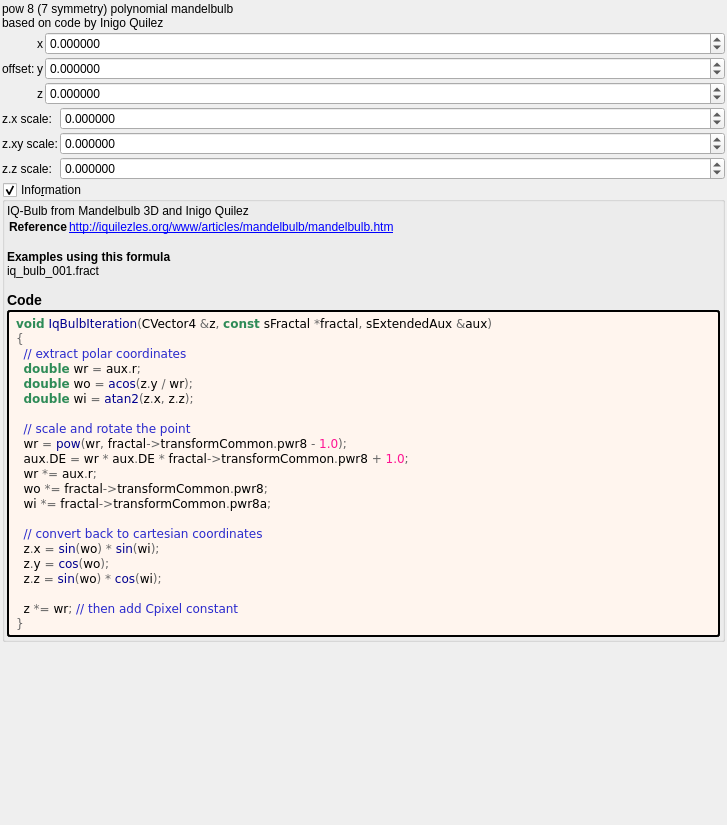
Above: mandelbulber2/formula/ui/mandelbulb_iq_pow8.ui from buddhi1980/mandelbulber2 before the change. Below: the same form after it.
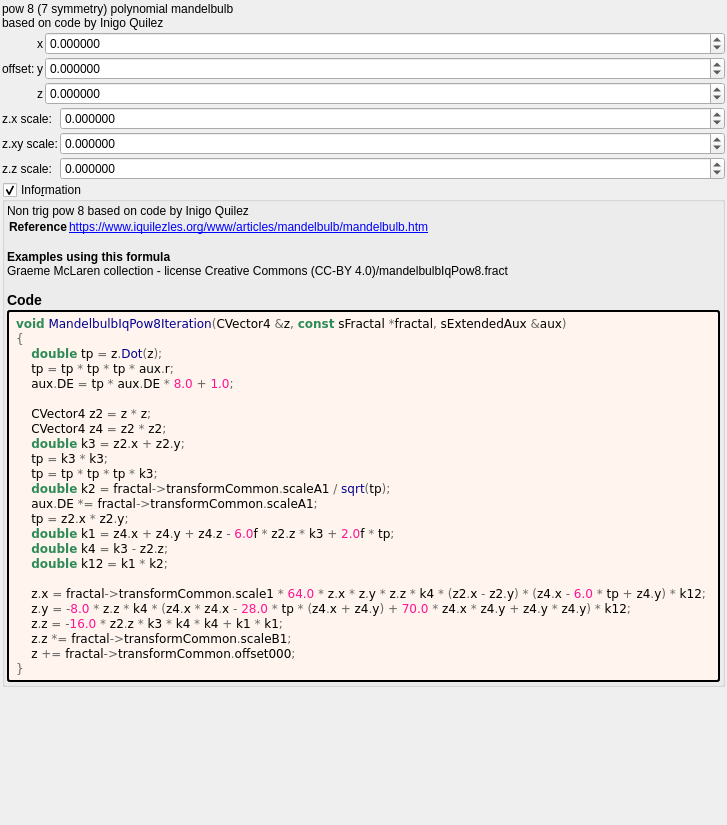
That is the form after the change. Custom widgets are drawn as their Qt base class.

```diff
--- a/mandelbulber2/formula/ui/mandelbulb_iq_pow8.ui
+++ b/mandelbulber2/formula/ui/mandelbulb_iq_pow8.ui
@@ -298,11 +298,11 @@
       <item>
        <widget class="QLabel" name="label_information_general">
         <property name="text">
-         <string notr="true">&lt;p&gt;IQ-Bulb from Mandelbulb 3D and Inigo Quilez&lt;/p&gt;&lt;table&gt;
-&lt;tr&gt;&lt;th&gt;Reference&lt;/th&gt;&lt;td&gt;&lt;a href=&quot;http://iquilezles.org/www/articles/mandelbulb/mandelbulb.htm&quot;&gt;http://iquilezles.org/www/articles/mandelbulb/mandelbulb.htm&lt;br&gt;
+         <string notr="true">&lt;p&gt;Non trig pow 8 based on code by Inigo Quilez&lt;/p&gt;&lt;table&gt;
+&lt;tr&gt;&lt;th&gt;Reference&lt;/th&gt;&lt;td&gt;&lt;a href=&quot;https://www.iquilezles.org/www/articles/mandelbulb/mandelbulb.htm&quot;&gt;https://www.iquilezles.org/www/articles/mandelbulb/mandelbulb.htm&lt;br&gt;
 &lt;/td&gt;&lt;/tr&gt;
 &lt;/table&gt;
-&lt;br&gt;&lt;b&gt;Examples using this formula&lt;/b&gt;&lt;br&gt;iq_bulb_001.fract&lt;h3&gt;Code&lt;/h3&gt;</string>
+&lt;br&gt;&lt;b&gt;Examples using this formula&lt;/b&gt;&lt;br&gt;Graeme McLaren  collection - license Creative Commons  (CC-BY 4.0)/mandelbulbIqPow8.fract&lt;h3&gt;Code&lt;/h3&gt;</string>
         </property>
         <property name="wordWrap">
          <bool>true</bool>
@@ -322,26 +322,29 @@
         </property>
         <property name="text">
          <string notr="true">&lt;body style=&quot;background-color:#fff5ee&quot;&gt;
-&lt;pre style=&quot;color:#000000; background-color:#fff5ee;  font-family:'Courier New',monospace;&quot;&gt;&lt;span style=&quot;color:#2e8b57; font-weight:bold&quot;&gt;void&lt;/span&gt; &lt;span style=&quot;color:#00008f&quot;&gt;IqBulbIteration&lt;/span&gt;&lt;span style=&quot;color:#676767&quot;&gt;(&lt;/span&gt;CVector4 &lt;span style=&quot;color:#676767&quot;&gt;&amp;amp;&lt;/span&gt;z&lt;span style=&quot;color:#676767&quot;&gt;,&lt;/span&gt; &lt;span style=&quot;color:#2e8b57; font-weight:bold&quot;&gt;const&lt;/span&gt; sFractal &lt;span style=&quot;color:#676767&quot;&gt;*&lt;/span&gt;fractal&lt;span style=&quot;color:#676767&quot;&gt;,&lt;/span&gt; sExtendedAux &lt;span style=&quot;color:#676767&quot;&gt;&amp;amp;&lt;/span&gt;aux&lt;span style=&quot;color:#676767&quot;&gt;)&lt;/span&gt;
+&lt;pre style=&quot;color:#000000; background-color:#fff5ee;  font-family:'Courier New',monospace;&quot;&gt;&lt;span style=&quot;color:#2e8b57; font-weight:bold&quot;&gt;void&lt;/span&gt; &lt;span style=&quot;color:#00008f&quot;&gt;MandelbulbIqPow8Iteration&lt;/span&gt;&lt;span style=&quot;color:#676767&quot;&gt;(&lt;/span&gt;CVector4 &lt;span style=&quot;color:#676767&quot;&gt;&amp;amp;&lt;/span&gt;z&lt;span style=&quot;color:#676767&quot;&gt;,&lt;/span&gt; &lt;span style=&quot;color:#2e8b57; font-weight:bold&quot;&gt;const&lt;/span&gt; sFractal &lt;span style=&quot;color:#676767&quot;&gt;*&lt;/span&gt;fractal&lt;span style=&quot;color:#676767&quot;&gt;,&lt;/span&gt; sExtendedAux &lt;span style=&quot;color:#676767&quot;&gt;&amp;amp;&lt;/span&gt;aux&lt;span style=&quot;color:#676767&quot;&gt;)&lt;/span&gt;
 &lt;span style=&quot;color:#676767&quot;&gt;{&lt;/span&gt;
-  &lt;span style=&quot;color:#2929cc&quot;&gt;// extract polar coordinates&lt;/span&gt;
-  &lt;span style=&quot;color:#2e8b57; font-weight:bold&quot;&gt;double&lt;/span&gt; wr &lt;span style=&quot;color:#676767&quot;&gt;=&lt;/span&gt; aux&lt;span style=&quot;color:#676767&quot;&gt;.&lt;/span&gt;r&lt;span style=&quot;color:#676767&quot;&gt;;&lt;/span&gt;
-  &lt;span style=&quot;color:#2e8b57; font-weight:bold&quot;&gt;double&lt;/span&gt; wo &lt;span style=&quot;color:#676767&quot;&gt;=&lt;/span&gt; &lt;span style=&quot;color:#00008f&quot;&gt;acos&lt;/span&gt;&lt;span style=&quot;color:#676767&quot;&gt;(&lt;/span&gt;z&lt;span style=&quot;color:#676767&quot;&gt;.&lt;/span&gt;y &lt;span style=&quot;color:#676767&quot;&gt;/&lt;/span&gt; wr&lt;span style=&quot;color:#676767&quot;&gt;);&lt;/span&gt;
-  &lt;span style=&quot;color:#2e8b57; font-weight:bold&quot;&gt;double&lt;/span&gt; wi &lt;span style=&quot;color:#676767&quot;&gt;=&lt;/span&gt; &lt;span style=&quot;color:#00008f&quot;&gt;atan2&lt;/span&gt;&lt;span style=&quot;color:#676767&quot;&gt;(&lt;/span&gt;z&lt;span style=&quot;color:#676767&quot;&gt;.&lt;/span&gt;x&lt;span style=&quot;color:#676767&quot;&gt;,&lt;/span&gt; z&lt;span style=&quot;color:#676767&quot;&gt;.&lt;/span&gt;z&lt;span style=&quot;color:#676767&quot;&gt;);&lt;/span&gt;
+    &lt;span style=&quot;color:#2e8b57; font-weight:bold&quot;&gt;double&lt;/span&gt; tp &lt;span style=&quot;color:#676767&quot;&gt;=&lt;/span&gt; z&lt;span style=&quot;color:#676767&quot;&gt;.&lt;/span&gt;&lt;span style=&quot;color:#00008f&quot;&gt;Dot&lt;/span&gt;&lt;span style=&quot;color:#676767&quot;&gt;(&lt;/span&gt;z&lt;span style=&quot;color:#676767&quot;&gt;);&lt;/span&gt;
+    tp &lt;span style=&quot;color:#676767&quot;&gt;=&lt;/span&gt; tp &lt;span style=&quot;color:#676767&quot;&gt;*&lt;/span&gt; tp &lt;span style=&quot;color:#676767&quot;&gt;*&lt;/span&gt; tp &lt;span style=&quot;color:#676767&quot;&gt;*&lt;/span&gt; aux&lt;span style=&quot;color:#676767&quot;&gt;.&lt;/span&gt;r&lt;span style=&quot;color:#676767&quot;&gt;;&lt;/span&gt;
+    aux&lt;span style=&quot;color:#676767&quot;&gt;.&lt;/span&gt;DE &lt;span style=&quot;color:#676767&quot;&gt;=&lt;/span&gt; tp &lt;span style=&quot;color:#676767&quot;&gt;*&lt;/span&gt; aux&lt;span style=&quot;color:#676767&quot;&gt;.&lt;/span&gt;DE &lt;span style=&quot;color:#676767&quot;&gt;*&lt;/span&gt; &lt;span style=&quot;color:#ff1493&quot;&gt;8.0&lt;/span&gt; &lt;span style=&quot;color:#676767&quot;&gt;+&lt;/span&gt; &lt;span style=&quot;color:#ff1493&quot;&gt;1.0&lt;/span&gt;&lt;span style=&quot;color:#676767&quot;&gt;;&lt;/span&gt;
 
-  &lt;span style=&quot;color:#2929cc&quot;&gt;// scale and rotate the point&lt;/span&gt;
-  wr &lt;span style=&quot;color:#676767&quot;&gt;=&lt;/span&gt; &lt;span style=&quot;color:#00008f&quot;&gt;pow&lt;/span&gt;&lt;span style=&quot;color:#676767&quot;&gt;(&lt;/span&gt;wr&lt;span style=&quot;color:#676767&quot;&gt;,&lt;/span&gt; fractal&lt;span style=&quot;color:#676767&quot;&gt;-&amp;gt;&lt;/span&gt;transformCommon&lt;span style=&quot;color:#676767&quot;&gt;.&lt;/span&gt;pwr8 &lt;span style=&quot;color:#676767&quot;&gt;-&lt;/span&gt; &lt;span style=&quot;color:#ff1493&quot;&gt;1.0&lt;/span&gt;&lt;span style=&quot;color:#676767&quot;&gt;);&lt;/span&gt;
-  aux&lt;span style=&quot;color:#676767&quot;&gt;.&lt;/span&gt;DE &lt;span style=&quot;color:#676767&quot;&gt;=&lt;/span&gt; wr &lt;span style=&quot;color:#676767&quot;&gt;*&lt;/span&gt; aux&lt;span style=&quot;color:#676767&quot;&gt;.&lt;/span&gt;DE &lt;span style=&quot;color:#676767&quot;&gt;*&lt;/span&gt; fractal&lt;span style=&quot;color:#676767&quot;&gt;-&amp;gt;&lt;/span&gt;transformCommon&lt;span style=&quot;color:#676767&quot;&gt;.&lt;/span&gt;pwr8 &lt;span style=&quot;color:#676767&quot;&gt;+&lt;/span&gt; &lt;span style=&quot;color:#ff1493&quot;&gt;1.0&lt;/span&gt;&lt;span style=&quot;color:#676767&quot;&gt;;&lt;/span&gt;
-  wr &lt;span style=&quot;color:#676767&quot;&gt;*=&lt;/span&gt; aux&lt;span style=&quot;color:#676767&quot;&gt;.&lt;/span&gt;r&lt;span style=&quot;color:#676767&quot;&gt;;&lt;/span&gt;
-  wo &lt;span style=&quot;color:#676767&quot;&gt;*=&lt;/span&gt; fractal&lt;span style=&quot;color:#676767&quot;&gt;-&amp;gt;&lt;/span&gt;transformCommon&lt;span style=&quot;color:#676767&quot;&gt;.&lt;/span&gt;pwr8&lt;span style=&quot;color:#676767&quot;&gt;;&lt;/span&gt;
-  wi &lt;span style=&quot;color:#676767&quot;&gt;*=&lt;/span&gt; fractal&lt;span style=&quot;color:#676767&quot;&gt;-&amp;gt;&lt;/span&gt;transformCommon&lt;span style=&quot;color:#676767&quot;&gt;.&lt;/span&gt;pwr8a&lt;span style=&quot;color:#676767&quot;&gt;;&lt;/span&gt;
+    CVector4 z2 &lt;span style=&quot;color:#676767&quot;&gt;=&lt;/span&gt; z &lt;span style=&quot;color:#676767&quot;&gt;*&lt;/span&gt; z&lt;span style=&quot;color:#676767&quot;&gt;;&lt;/span&gt;
+    CVector4 z4 &lt;span style=&quot;color:#676767&quot;&gt;=&lt;/span&gt; z2 &lt;span style=&quot;color:#676767&quot;&gt;*&lt;/span&gt; z2&lt;span style=&quot;color:#676767&quot;&gt;;&lt;/span&gt;
+    &lt;span style=&quot;color:#2e8b57; font-weight:bold&quot;&gt;double&lt;/span&gt; k3 &lt;span style=&quot;color:#676767&quot;&gt;=&lt;/span&gt; z2&lt;span style=&quot;color:#676767&quot;&gt;.&lt;/span&gt;x &lt;span style=&quot;color:#676767&quot;&gt;+&lt;/span&gt; z2&lt;span style=&quot;color:#676767&quot;&gt;.&lt;/span&gt;y&lt;span style=&quot;color:#676767&quot;&gt;;&lt;/span&gt;
+    tp &lt;span style=&quot;color:#676767&quot;&gt;=&lt;/span&gt; k3 &lt;span style=&quot;color:#676767&quot;&gt;*&lt;/span&gt; k3&lt;span style=&quot;color:#676767&quot;&gt;;&lt;/span&gt;
+    tp &lt;span style=&quot;color:#676767&quot;&gt;=&lt;/span&gt; tp &lt;span style=&quot;color:#676767&quot;&gt;*&lt;/span&gt; tp &lt;span style=&quot;color:#676767&quot;&gt;*&lt;/span&gt; tp &lt;span style=&quot;color:#676767&quot;&gt;*&lt;/span&gt; k3&lt;span style=&quot;color:#676767&quot;&gt;;&lt;/span&gt;
+    &lt;span style=&quot;color:#2e8b57; font-weight:bold&quot;&gt;double&lt;/span&gt; k2 &lt;span style=&quot;color:#676767&quot;&gt;=&lt;/span&gt; fractal&lt;span style=&quot;color:#676767&quot;&gt;-&amp;gt;&lt;/span&gt;transformCommon&lt;span style=&quot;color:#676767&quot;&gt;.&lt;/span&gt;scaleA1 &lt;span style=&quot;color:#676767&quot;&gt;/&lt;/span&gt; &lt;span style=&quot;color:#00008f&quot;&gt;sqrt&lt;/span&gt;&lt;span style=&quot;color:#676767&quot;&gt;(&lt;/span&gt;tp&lt;span style=&quot;color:#676767&quot;&gt;);&lt;/span&gt;
+    aux&lt;span style=&quot;color:#676767&quot;&gt;.&lt;/span&gt;DE &lt;span style=&quot;color:#676767&quot;&gt;*=&lt;/span&gt; fractal&lt;span style=&quot;color:#676767&quot;&gt;-&amp;gt;&lt;/span&gt;transformCommon&lt;span style=&quot;color:#676767&quot;&gt;.&lt;/span&gt;scaleA1&lt;span style=&quot;color:#676767&quot;&gt;;&lt;/span&gt;
+    tp &lt;span style=&quot;color:#676767&quot;&gt;=&lt;/span&gt; z2&lt;span style=&quot;color:#676767&quot;&gt;.&lt;/span&gt;x &lt;span style=&quot;color:#676767&quot;&gt;*&lt;/span&gt; z2&lt;span style=&quot;color:#676767&quot;&gt;.&lt;/span&gt;y&lt;span style=&quot;color:#676767&quot;&gt;;&lt;/span&gt;
+    &lt;span style=&quot;color:#2e8b57; font-weight:bold&quot;&gt;double&lt;/span&gt; k1 &lt;span style=&quot;color:#676767&quot;&gt;=&lt;/span&gt; z4&lt;span style=&quot;color:#676767&quot;&gt;.&lt;/span&gt;x &lt;span style=&quot;color:#676767&quot;&gt;+&lt;/span&gt; z4&lt;span style=&quot;color:#676767&quot;&gt;.&lt;/span&gt;y &lt;span style=&quot;color:#676767&quot;&gt;+&lt;/span&gt; z4&lt;span style=&quot;color:#676767&quot;&gt;.&lt;/span&gt;z &lt;span style=&quot;color:#676767&quot;&gt;-&lt;/span&gt; &lt;span style=&quot;color:#ff1493&quot;&gt;6.0&lt;/span&gt;f &lt;span style=&quot;color:#676767&quot;&gt;*&lt;/span&gt; z2&lt;span style=&quot;color:#676767&quot;&gt;.&lt;/span&gt;z &lt;span style=&quot;color:#676767&quot;&gt;*&lt;/span&gt; k3 &lt;span style=&quot;color:#676767&quot;&gt;+&lt;/span&gt; &lt;span style=&quot;color:#ff1493&quot;&gt;2.0&lt;/span&gt;f &lt;span style=&quot;color:#676767&quot;&gt;*&lt;/span&gt; tp&lt;span style=&quot;color:#676767&quot;&gt;;&lt;/span&gt;
+    &lt;span style=&quot;color:#2e8b57; font-weight:bold&quot;&gt;double&lt;/span&gt; k4 &lt;span style=&quot;color:#676767&quot;&gt;=&lt;/span&gt; k3 &lt;span style=&quot;color:#676767&quot;&gt;-&lt;/span&gt; z2&lt;span style=&quot;color:#676767&quot;&gt;.&lt;/span&gt;z&lt;span style=&quot;color:#676767&quot;&gt;;&lt;/span&gt;
+    &lt;span style=&quot;color:#2e8b57; font-weight:bold&quot;&gt;double&lt;/span&gt; k12 &lt;span style=&quot;color:#676767&quot;&gt;=&lt;/span&gt; k1 &lt;span style=&quot;color:#676767&quot;&gt;*&lt;/span&gt; k2&lt;span style=&quot;color:#676767&quot;&gt;;&lt;/span&gt;
 
-  &lt;span style=&quot;color:#2929cc&quot;&gt;// convert back to cartesian coordinates&lt;/span&gt;
-  z&lt;span style=&quot;color:#676767&quot;&gt;.&lt;/span&gt;x &lt;span style=&quot;color:#676767&quot;&gt;=&lt;/span&gt; &lt;span style=&quot;color:#00008f&quot;&gt;sin&lt;/span&gt;&lt;span style=&quot;color:#676767&quot;&gt;(&lt;/span&gt;wo&lt;span style=&quot;color:#676767&quot;&gt;) *&lt;/span&gt; &lt;span style=&quot;color:#00008f&quot;&gt;sin&lt;/span&gt;&lt;span style=&quot;color:#676767&quot;&gt;(&lt;/span&gt;wi&lt;span style=&quot;color:#676767&quot;&gt;);&lt;/span&gt;
-  z&lt;span style=&quot;color:#676767&quot;&gt;.&lt;/span&gt;y &lt;span style=&quot;color:#676767&quot;&gt;=&lt;/span&gt; &lt;span style=&quot;color:#00008f&quot;&gt;cos&lt;/span&gt;&lt;span style=&quot;color:#676767&quot;&gt;(&lt;/span&gt;wo&lt;span style=&quot;color:#676767&quot;&gt;);&lt;/span&gt;
-  z&lt;span style=&quot;color:#676767&quot;&gt;.&lt;/span&gt;z &lt;span style=&quot;color:#676767&quot;&gt;=&lt;/span&gt; &lt;span style=&quot;color:#00008f&quot;&gt;sin&lt;/span&gt;&lt;span style=&quot;color:#676767&quot;&gt;(&lt;/span&gt;wo&lt;span style=&quot;color:#676767&quot;&gt;) *&lt;/span&gt; &lt;span style=&quot;color:#00008f&quot;&gt;cos&lt;/span&gt;&lt;span style=&quot;color:#676767&quot;&gt;(&lt;/span&gt;wi&lt;span style=&quot;color:#676767&quot;&gt;);&lt;/span&gt;
-
-  z &lt;span style=&quot;color:#676767&quot;&gt;*=&lt;/span&gt; wr&lt;span style=&quot;color:#676767&quot;&gt;;&lt;/span&gt; &lt;span style=&quot;color:#2929cc&quot;&gt;// then add Cpixel constant&lt;/span&gt;
+    z&lt;span style=&quot;color:#676767&quot;&gt;.&lt;/span&gt;x &lt;span style=&quot;color:#676767&quot;&gt;=&lt;/span&gt; fractal&lt;span style=&quot;color:#676767&quot;&gt;-&amp;gt;&lt;/span&gt;transformCommon&lt;span style=&quot;color:#676767&quot;&gt;.&lt;/span&gt;scale1 &lt;span style=&quot;color:#676767&quot;&gt;*&lt;/span&gt; &lt;span style=&quot;color:#ff1493&quot;&gt;64.0&lt;/span&gt; &lt;span style=&quot;color:#676767&quot;&gt;*&lt;/span&gt; z&lt;span style=&quot;color:#676767&quot;&gt;.&lt;/span&gt;x &lt;span style=&quot;color:#676767&quot;&gt;*&lt;/span&gt; z&lt;span style=&quot;color:#676767&quot;&gt;.&lt;/span&gt;y &lt;span style=&quot;color:#676767&quot;&gt;*&lt;/span&gt; z&lt;span style=&quot;color:#676767&quot;&gt;.&lt;/span&gt;z &lt;span style=&quot;color:#676767&quot;&gt;*&lt;/span&gt; k4 &lt;span style=&quot;color:#676767&quot;&gt;* (&lt;/span&gt;z2&lt;span style=&quot;color:#676767&quot;&gt;.&lt;/span&gt;x &lt;span style=&quot;color:#676767&quot;&gt;-&lt;/span&gt; z2&lt;span style=&quot;color:#676767&quot;&gt;.&lt;/span&gt;y&lt;span style=&quot;color:#676767&quot;&gt;) * (&lt;/span&gt;z4&lt;span style=&quot;color:#676767&quot;&gt;.&lt;/span&gt;x &lt;span style=&quot;color:#676767&quot;&gt;-&lt;/span&gt; &lt;span style=&quot;color:#ff1493&quot;&gt;6.0&lt;/span&gt; &lt;span style=&quot;color:#676767&quot;&gt;*&lt;/span&gt; tp &lt;span style=&quot;color:#676767&quot;&gt;+&lt;/span&gt; z4&lt;span style=&quot;color:#676767&quot;&gt;.&lt;/span&gt;y&lt;span style=&quot;color:#676767&quot;&gt;) *&lt;/span&gt; k12&lt;span style=&quot;color:#676767&quot;&gt;;&lt;/span&gt;
+    z&lt;span style=&quot;color:#676767&quot;&gt;.&lt;/span&gt;y &lt;span style=&quot;color:#676767&quot;&gt;= -&lt;/span&gt;&lt;span style=&quot;color:#ff1493&quot;&gt;8.0&lt;/span&gt; &lt;span style=&quot;color:#676767&quot;&gt;*&lt;/span&gt; z&lt;span style=&quot;color:#676767&quot;&gt;.&lt;/span&gt;z &lt;span style=&quot;color:#676767&quot;&gt;*&lt;/span&gt; k4 &lt;span style=&quot;color:#676767&quot;&gt;* (&lt;/span&gt;z4&lt;span style=&quot;color:#676767&quot;&gt;.&lt;/span&gt;x &lt;span style=&quot;color:#676767&quot;&gt;*&lt;/span&gt; z4&lt;span style=&quot;color:#676767&quot;&gt;.&lt;/span&gt;x &lt;span style=&quot;color:#676767&quot;&gt;-&lt;/span&gt; &lt;span style=&quot;color:#ff1493&quot;&gt;28.0&lt;/span&gt; &lt;span style=&quot;color:#676767&quot;&gt;*&lt;/span&gt; tp &lt;span style=&quot;color:#676767&quot;&gt;* (&lt;/span&gt;z4&lt;span style=&quot;color:#676767&quot;&gt;.&lt;/span&gt;x &lt;span style=&quot;color:#676767&quot;&gt;+&lt;/span&gt; z4&lt;span style=&quot;color:#676767&quot;&gt;.&lt;/span&gt;y&lt;span style=&quot;color:#676767&quot;&gt;) +&lt;/span&gt; &lt;span style=&quot;color:#ff1493&quot;&gt;70.0&lt;/span&gt; &lt;span style=&quot;color:#676767&quot;&gt;*&lt;/span&gt; z4&lt;span style=&quot;color:#676767&quot;&gt;.&lt;/span&gt;x &lt;span style=&quot;color:#676767&quot;&gt;*&lt;/span&gt; z4&lt;span style=&quot;color:#676767&quot;&gt;.&lt;/span&gt;y &lt;span style=&quot;color:#676767&quot;&gt;+&lt;/span&gt; z4&lt;span style=&quot;color:#676767&quot;&gt;.&lt;/span&gt;y &lt;span style=&quot;color:#676767&quot;&gt;*&lt;/span&gt; z4&lt;span style=&quot;color:#676767&quot;&gt;.&lt;/span&gt;y&lt;span style=&quot;color:#676767&quot;&gt;) *&lt;/span&gt; k12&lt;span style=&quot;color:#676767&quot;&gt;;&lt;/span&gt;
+    z&lt;span style=&quot;color:#676767&quot;&gt;.&lt;/span&gt;z &lt;span style=&quot;color:#676767&quot;&gt;= -&lt;/span&gt;&lt;span style=&quot;color:#ff1493&quot;&gt;16.0&lt;/span&gt; &lt;span style=&quot;color:#676767&quot;&gt;*&lt;/span&gt; z2&lt;span style=&quot;color:#676767&quot;&gt;.&lt;/span&gt;z &lt;span style=&quot;color:#676767&quot;&gt;*&lt;/span&gt; k3 &lt;span style=&quot;color:#676767&quot;&gt;*&lt;/span&gt; k4 &lt;span style=&quot;color:#676767&quot;&gt;*&lt;/span&gt; k4 &lt;span style=&quot;color:#676767&quot;&gt;+&lt;/span&gt; k1 &lt;span style=&quot;color:#676767&quot;&gt;*&lt;/span&gt; k1&lt;span style=&quot;color:#676767&quot;&gt;;&lt;/span&gt;
+    z&lt;span style=&quot;color:#676767&quot;&gt;.&lt;/span&gt;z &lt;span style=&quot;color:#676767&quot;&gt;*=&lt;/span&gt; fractal&lt;span style=&quot;color:#676767&quot;&gt;-&amp;gt;&lt;/span&gt;transformCommon&lt;span style=&quot;color:#676767&quot;&gt;.&lt;/span&gt;scaleB1&lt;span style=&quot;color:#676767&quot;&gt;;&lt;/span&gt;
+    z &lt;span style=&quot;color:#676767&quot;&gt;+=&lt;/span&gt; fractal&lt;span style=&quot;color:#676767&quot;&gt;-&amp;gt;&lt;/span&gt;transformCommon&lt;span style=&quot;color:#676767&quot;&gt;.&lt;/span&gt;offset000&lt;span style=&quot;color:#676767&quot;&gt;;&lt;/span&gt;
 &lt;span style=&quot;color:#676767&quot;&gt;}&lt;/span&gt;
 &lt;/pre&gt;
 &lt;/body&gt;</string>
```
Left out of the diff: 4 changed lines with no effect on the pictures.
